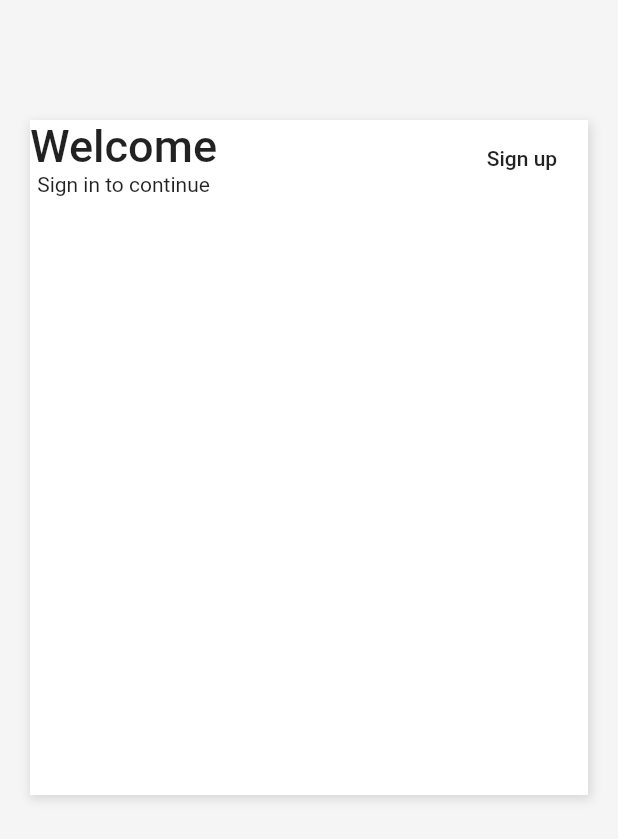
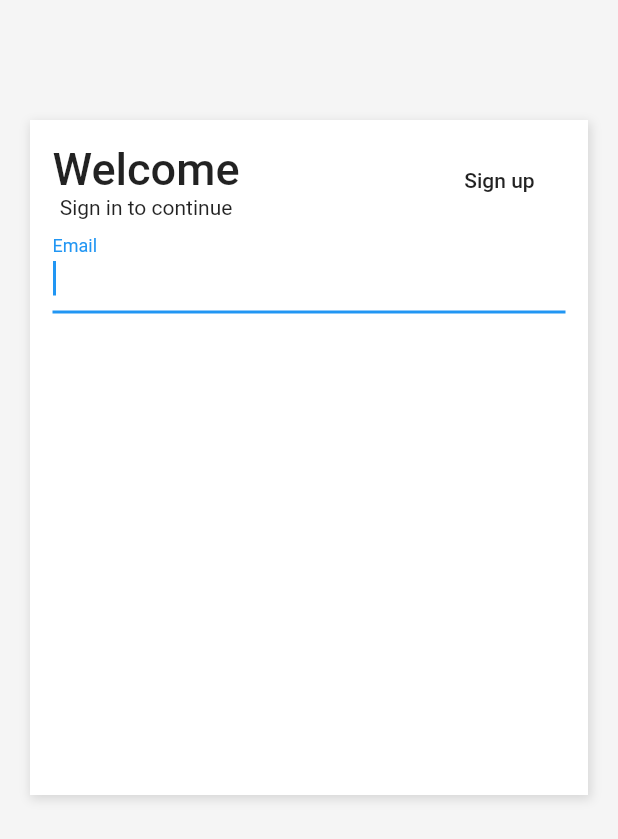
Before and after one commit to anahelenasilva/shop_flutter, a Flutter app: the screen it shows after launch, on a phone screen of 412 x 824 dp. Shown: the top 839 px of the screen. Run offline on Flutter 3.47's test engine with Material 2 defaults, Android fonts, the phone set to English and light mode, and no system bars.

Commit message:
Add email form field

```diff
--- a/shop/lib/pages/login.page.dart
+++ b/shop/lib/pages/login.page.dart
@@ -24,6 +24,8 @@ class LoginPage extends StatelessWidget {
                     spreadRadius: 1,
                   ),
                 ]),
+                child: Padding(
+                  padding: EdgeInsets.all(15),
                   child: ListView(
                     children: <Widget>[
                       Row(
@@ -44,10 +46,25 @@ class LoginPage extends StatelessWidget {
                             onPressed: () {},
                           )
                         ],
-                  )
+                      ),
+                      TextFormField(
+                        autofocus: true,
+                        keyboardType: TextInputType.emailAddress,
+                        decoration: InputDecoration(
+                          labelText: "Email",
+                          labelStyle: TextStyle(
+                            color: Theme.of(context).primaryColor,
+                            fontWeight: FontWeight.w400,
+                            fontSize: 16,
+                          ),
+                        ),
+                        style: TextStyle(
+                          fontSize: 20,
+                        ),
+                      ),
                     ],
                   ),
-            )
+                ))
           ],
         ),
       ),
```
Lines whose indentation alone changed are shown as unchanged.
